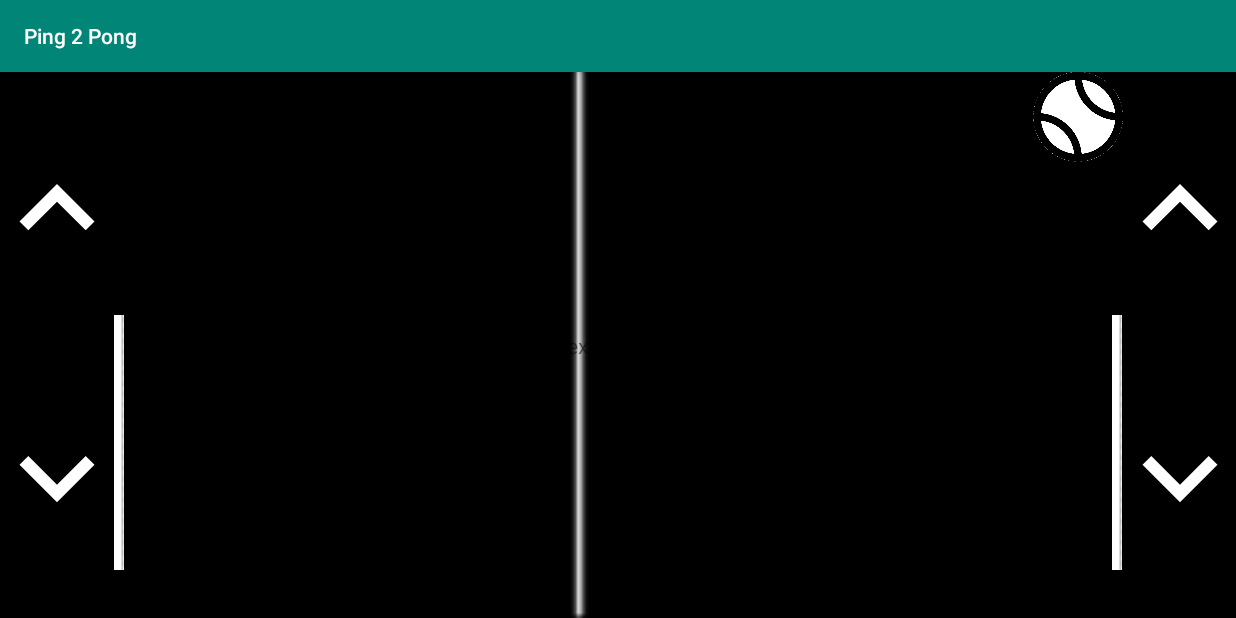
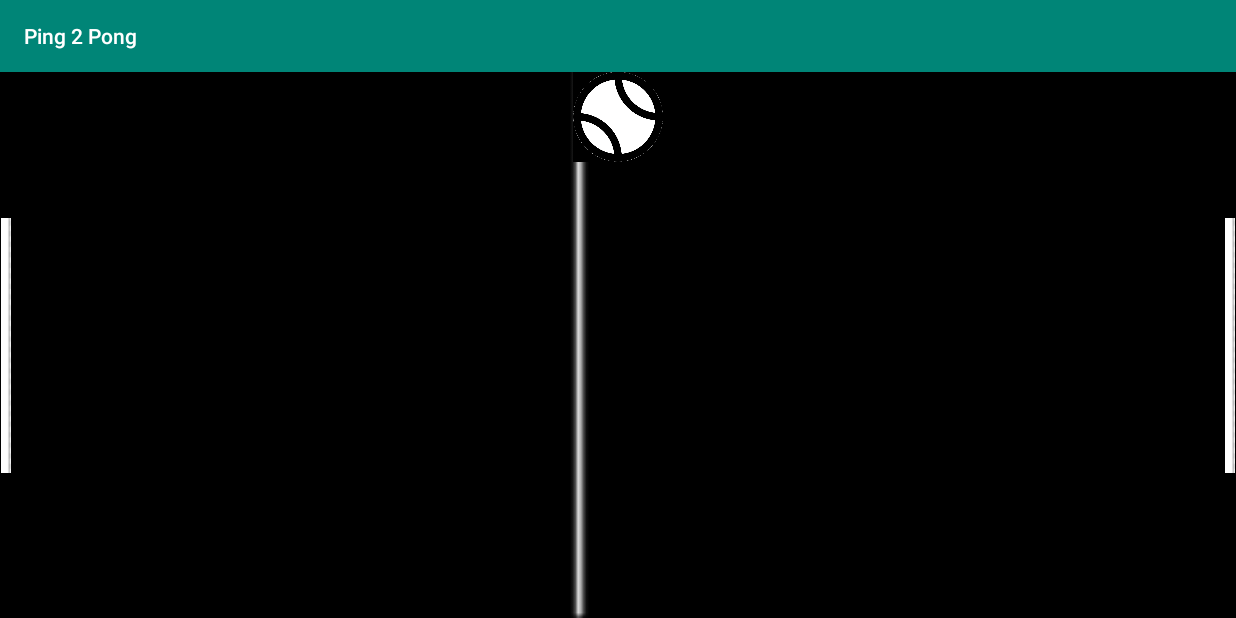
Before and after one commit to ColtinKunz/Ping2Pong, an Android app: the screen it shows after launch (GameBoard), after a tap on "START", on a phone screen of 824 x 412 dp (held sideways). Run offline under Robolectric (Android 15) with nearby library versions, the phone set to English and light mode, and no system bars.

Commit message:
layout update

```diff
--- a/app/src/main/java/com/example/ping2pong/GameBoard.java
+++ b/app/src/main/java/com/example/ping2pong/GameBoard.java
@@ -1,19 +1,27 @@
 package com.example.ping2pong;
 
+import android.animation.ObjectAnimator;
 import android.content.Intent;
+import android.graphics.Path;
 import android.os.Bundle;
 import android.os.CountDownTimer;
+import android.view.MotionEvent;
+import android.view.View;
+import android.view.animation.PathInterpolator;
+import android.widget.ImageView;
 import android.widget.TextView;
 import android.widget.Toast;
 
 import androidx.appcompat.app.AppCompatActivity;
-
 import java.util.Locale;
 
 public class GameBoard extends AppCompatActivity {
     boolean isRunning = false;
     long countDown ;
+    float moveBar = 0;
     TextView displayFinal;
+    ImageView player1Bar;
+    ImageView player2Bar;
     @Override
     protected void onCreate(Bundle savedInstanceState) {
         super.onCreate(savedInstanceState);
@@ -23,12 +31,14 @@ public class GameBoard extends AppCompatActivity {
         int countTime = extra.getInt("countTime", 5);
         init();
         timeStart(countTime * 10000);
-
+        setUp();
 
 
     }
     private void init(){
         displayFinal = findViewById(R.id.display);
+        player1Bar = findViewById(R.id.player1Bar);
+        player2Bar = findViewById(R.id.player2Bar);
 
     }
     private void timeStart(long count){
@@ -49,7 +59,39 @@ public class GameBoard extends AppCompatActivity {
     private void updateTime() {
         long min = ((countDown / 1000) / 60);
         long sec = ((countDown / 1000) % 60);
-        String fortTime = String.format(Locale.getDefault(), "%02d:%02d", min, sec);
+        String
+                fortTime = String.format(Locale.getDefault(), "%02d:%02d", min, sec);
        displayFinal.setText(fortTime);
     }
+    private void handleMovementOfBar(float moveTo, View view){
+        Path path = new Path();
+        path.lineTo(0.25f, 0.25f);
+        path.moveTo(moveTo, 0f);
+        path.lineTo(1f, 1f);
+        ObjectAnimator animation = ObjectAnimator.ofFloat(view,"x" ,"y", path);
+        //animation.setInterpolator(new PathInterpolator(0.9f, 0.1f, 0.5f, 0.9f));
+        animation.start();
+    }
+    private void handletTouch(View view, MotionEvent motionEvent){
+      int move = motionEvent.getActionMasked();
+      switch (move){
+          case MotionEvent.ACTION_UP:
+            //  moveBar += 10;
+              handleMovementOfBar(.2f, view);
+              break;
+          case  MotionEvent.ACTION_DOWN:
+              //moveBar -= 10;
+              handleMovementOfBar(-.2f, view);
+              break;
+      }
+    }
+    private void setUp(){
+        player1Bar.setOnTouchListener(new View.OnTouchListener() {
+            @Override
+            public boolean onTouch(View v, MotionEvent event) {
+                handletTouch(v, event);
+                return true;
+            }
+        });
+    }
 }
--- a/app/src/main/res/layout/activity_game_board.xml
+++ b/app/src/main/res/layout/activity_game_board.xml
@@ -7,7 +7,7 @@
     android:background="@drawable/ping_pong_table"
     tools:context=".GameBoard">
 
-    <LinearLayout
+    <!-- <LinearLayout
        android:id="@+id/linearLayout"
        android:layout_width="wrap_content"
        android:layout_height="match_parent"
@@ -63,18 +63,16 @@
 
            app:srcCompat="@drawable/arrow_down_black"
            tools:ignore="VectorDrawableCompat" />
-    </LinearLayout>
+   </LinearLayout>-->
 
     <ImageView
         android:id="@+id/ball"
         android:layout_width="60dp"
         android:layout_height="60dp"
-        android:layout_marginStart="260dp"
         android:adjustViewBounds="true"
         android:background="#fff"
-        app:layout_constraintEnd_toStartOf="@+id/linearLayout"
-        app:layout_constraintHorizontal_bias="1.0"
-        app:layout_constraintStart_toEndOf="@+id/linearLayout2"
+        app:layout_constraintEnd_toEndOf="parent"
+        app:layout_constraintStart_toStartOf="parent"
         app:layout_constraintTop_toTopOf="parent"
         app:srcCompat="@drawable/tennis_ball" />
 
@@ -85,7 +83,6 @@
         android:layout_marginEnd="245dp"
         android:text="TextView"
         app:layout_constraintBottom_toBottomOf="parent"
-        app:layout_constraintEnd_toStartOf="@+id/linearLayout"
         app:layout_constraintTop_toTopOf="parent" />
 
     <TextView
@@ -98,17 +95,15 @@
         app:layout_constraintBottom_toBottomOf="parent"
         app:layout_constraintEnd_toStartOf="@+id/player2Score"
         app:layout_constraintHorizontal_bias="1.0"
-        app:layout_constraintStart_toEndOf="@+id/linearLayout2"
         app:layout_constraintTop_toTopOf="parent" />
 
     <ImageView
         android:id="@+id/player1Bar"
         android:layout_width="wrap_content"
         android:layout_height="170dp"
-        android:layout_marginTop="185dp"
-        android:layout_marginBottom="56dp"
+        android:clickable="true"
         app:layout_constraintBottom_toBottomOf="parent"
-        app:layout_constraintStart_toEndOf="@+id/linearLayout2"
+        app:layout_constraintStart_toStartOf="parent"
         app:layout_constraintTop_toTopOf="parent"
         app:srcCompat="@drawable/bar" />
 
@@ -116,10 +111,8 @@
         android:id="@+id/player2Bar"
         android:layout_width="wrap_content"
         android:layout_height="170dp"
-        android:layout_marginTop="185dp"
-        android:layout_marginBottom="56dp"
         app:layout_constraintBottom_toBottomOf="parent"
-        app:layout_constraintEnd_toStartOf="@+id/linearLayout"
+        app:layout_constraintEnd_toEndOf="parent"
         app:layout_constraintTop_toTopOf="parent"
         app:srcCompat="@drawable/bar" />
 
@@ -135,7 +128,6 @@
         android:textSize="28sp"
         app:layout_constraintBottom_toTopOf="@+id/player2Score"
         app:layout_constraintEnd_toStartOf="@+id/ball"
-        app:layout_constraintStart_toEndOf="@+id/linearLayout2"
         app:layout_constraintTop_toTopOf="parent"
         app:layout_constraintVertical_bias="0.0" />
 
```
Lines whose indentation alone changed are shown as unchanged.
